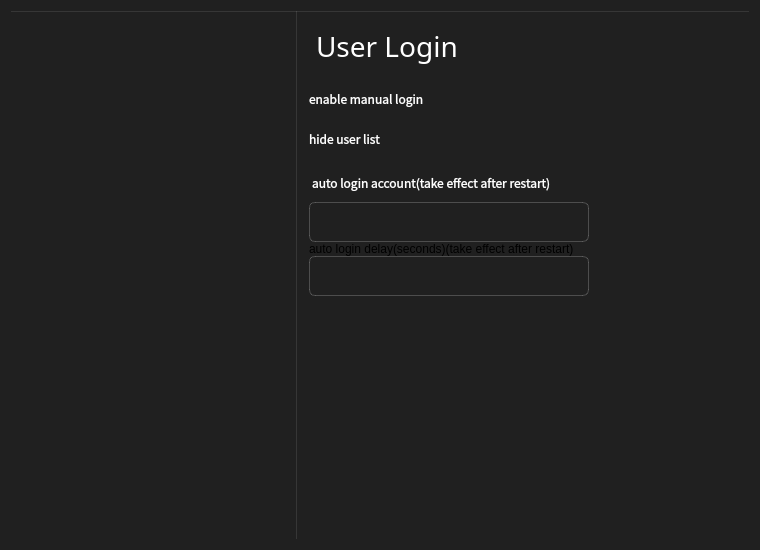
Qt form kiran-greeter-setting/greetersetting.ui (openeuler-mirror/kiran-session-guard) before a commit.
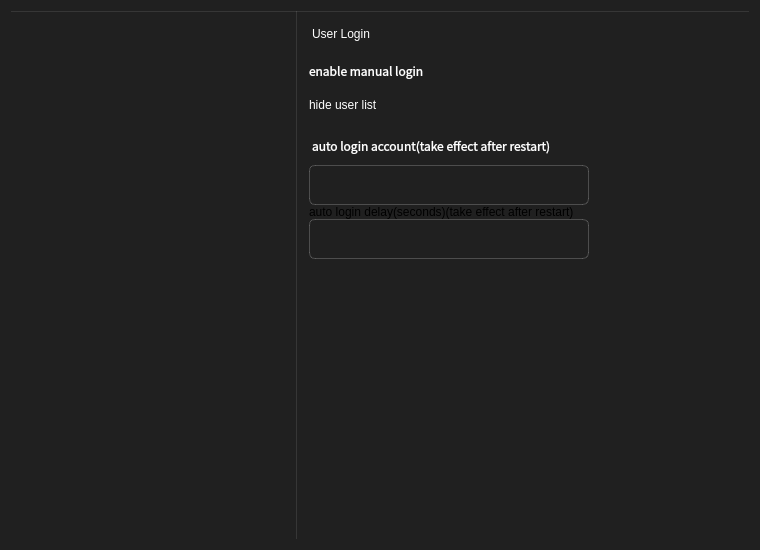
The same form after that commit. The open tabs and pages were chosen to show the change. Icons and pictures are not drawn. Custom widgets are drawn as their Qt base class.

Commit message:
fix(*): the font of setting interface changes with the system,The style of the file chooser dialog opened in the setting interface is different from that of the system file chooser dialog
- 登录设置界面随系统字体变化，修复登录界面打开的文件选择框和系统文件选择框不同的问题

The edit to the form file:
```diff
--- a/kiran-greeter-setting/greetersetting.ui
+++ b/kiran-greeter-setting/greetersetting.ui
@@ -540,8 +540,6 @@
            <widget class="QLabel" name="label_userlogin">
             <property name="styleSheet">
              <string notr="true">QLabel#label_userlogin{
-	font-family:NotoSansCJKsc-Light;
-	font-size:28px;
 	color:white;
 	margin-bottom:18px;
 }</string>
@@ -592,13 +590,10 @@
                <property name="font">
                 <font>
                  <family>NotoSansCJKSC</family>
-                 <pointsize>-1</pointsize>
                 </font>
                </property>
                <property name="styleSheet">
                 <string notr="true">QLabel#label_maualLogin{
-	font-family:NotoSansCJKSC;
-	font-size:12px;
 	color:white;
 }</string>
                </property>
@@ -617,20 +612,20 @@
                </property>
                <property name="minimumSize">
                 <size>
-                 <width>55</width>
-                 <height>30</height>
+                 <width>42</width>
+                 <height>24</height>
                 </size>
                </property>
                <property name="maximumSize">
                 <size>
-                 <width>35</width>
-                 <height>30</height>
+                 <width>42</width>
+                 <height>24</height>
                 </size>
                </property>
                <property name="styleSheet">
                 <string notr="true">QCheckBox::indicator {
-    width: 55px;
-    height: 35px;
+    width: 42px;
+    height: 24px;
 	border:none;
 	background-color:transparent;
 }
@@ -690,8 +685,6 @@
               <widget class="QLabel" name="label_hideUserList">
                <property name="styleSheet">
                 <string notr="true">QLabel#label_hideUserList{
-	font-family:NotoSansCJKSC;
-	font-size:12px;
 	color:white;
 }</string>
                </property>
@@ -710,20 +703,20 @@
                </property>
                <property name="minimumSize">
                 <size>
-                 <width>55</width>
-                 <height>30</height>
+                 <width>42</width>
+                 <height>24</height>
                 </size>
                </property>
                <property name="maximumSize">
                 <size>
-                 <width>55</width>
-                 <height>30</height>
+                 <width>42</width>
+                 <height>24</height>
                 </size>
                </property>
                <property name="styleSheet">
                 <string notr="true">QCheckBox::indicator {
-    width: 55px;
-    height: 35px;
+    width: 42px;
+    height: 24px;
 	border:none;
 	background-color:transparent;
 }
@@ -747,13 +740,10 @@
             <property name="font">
              <font>
               <family>NotoSansCJKSC</family>
-              <pointsize>-1</pointsize>
              </font>
             </property>
             <property name="styleSheet">
              <string notr="true">QLabel#label_autoLoginUserName{
-		font-family:NotoSansCJKSC;
-	   font-size:12px;
 		color:white;
 		margin-top:20px;
 		margin-bottom:10px;
@@ -789,8 +779,6 @@
 	background-color:transparent;
 	border: 1px solid rgba(255,255,255,0.2);
 	border-radius: 6px;
-	font-family:NotoSansCJKSC;
-	font-size:12px;
 	color:white;
 	padding-left:5px;
 }</string>
@@ -838,8 +826,6 @@
 	background-color:transparent;
 	border: 1px solid rgba(255,255,255,0.2);
 	border-radius: 6px;
-	font-family:NotoSansCJKSC;
-	font-size:12px;
 	color:white;
 	padding-left:5px;
 }</string>
```
Left out of the diff: 26 changed lines with no effect on the pictures. The commit also changes 8 other files.
